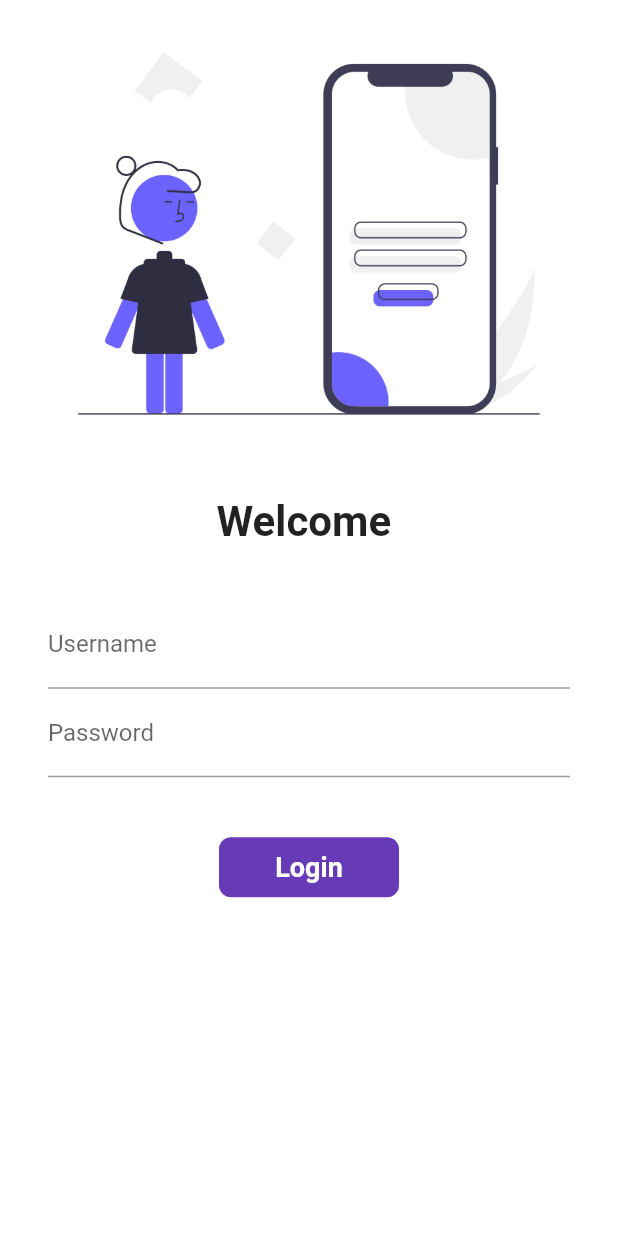
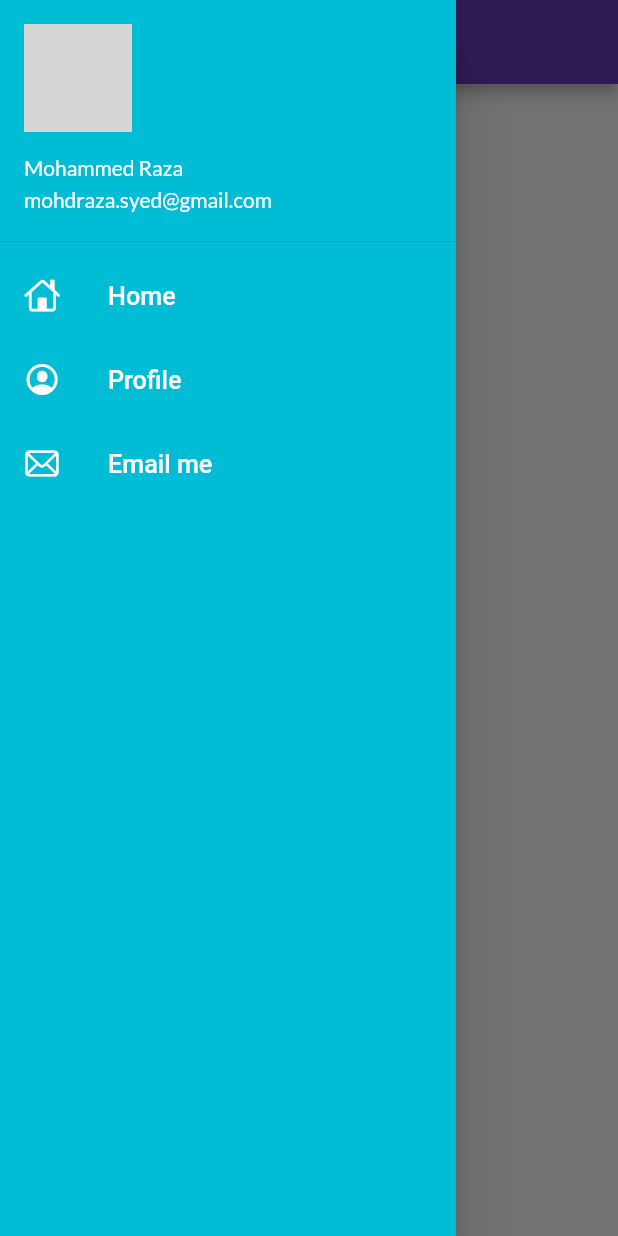
Before and after one commit to mohd-raza/Learning-Flutter, a Flutter app: the screen it shows after launch, with the side drawer open (before the commit the screen has no drawer), on a phone screen of 412 x 824 dp. Run offline on Flutter 3.47's test engine with Material 2 defaults, Android fonts, the phone set to English and light mode, and no system bars; our stand-ins replace google_fonts; network calls fail; grey boxes are pictures that could not be loaded.

Commit message:
6th Commit

```diff
--- a/lib/main.dart
+++ b/lib/main.dart
@@ -19,7 +19,7 @@ class MyApp extends StatelessWidget {
           primaryTextTheme: GoogleFonts.latoTextTheme()),
       debugShowCheckedModeBanner: false,
       darkTheme: ThemeData(brightness: Brightness.dark),
-      // initialRoute: "/home",
+      initialRoute: MyRoutes.homeRoute,
       routes: {
         "/": (context) => LoginPage(),
         MyRoutes.homeRoute: (context) => HomePage(),
--- a/lib/pages/home_page.dart
+++ b/lib/pages/home_page.dart
@@ -1,3 +1,4 @@
+import 'package:firstapp/widgets/drawer.dart';
 import 'package:flutter/material.dart';
 // ignore_for_file: prefer_const_constructors
 
@@ -16,7 +17,7 @@ class HomePage extends StatelessWidget {
       body: Center(
         child: Text("Welcome to $name app Day: $days"),
       ),
-      drawer: Drawer(),
+      drawer: MyDrawer(),
     );
   }
 }
--- /dev/null
+++ b/lib/widgets/drawer.dart
@@ -0,0 +1,68 @@
+import 'package:flutter/cupertino.dart';
+import 'package:flutter/material.dart';
+// ignore_for_file: prefer_const_constructors
+
+class MyDrawer extends StatelessWidget {
+  @override
+  Widget build(BuildContext context) {
+    final imageUrl = "https://avatars.githubusercontent.com/u/91888013?v=4";
+    return Drawer(
+      child: Container(
+        color: Colors.cyan,
+        child: ListView(
+          padding: EdgeInsets.zero,
+          children: [
+            DrawerHeader(
+                padding: EdgeInsets.zero,
+                child: UserAccountsDrawerHeader(
+                  decoration: BoxDecoration(color: Colors.cyan),
+                  margin: EdgeInsets.zero,
+                  accountName: Text(
+                    "Mohammed Raza",
+                    style: TextStyle(color: Colors.white),
+                  ),
+                  accountEmail: Text("mohdraza.syed@gmail.com",
+                      style: TextStyle(color: Colors.white)),
+                  currentAccountPicture: CircleAvatar(
+                    backgroundImage: NetworkImage(imageUrl),
+                  ),
+                )),
+            ListTile(
+              leading: Icon(
+                CupertinoIcons.home,
+                color: Colors.white,
+              ),
+              title: Text(
+                "Home",
+                textScaleFactor: 1.2,
+                style: TextStyle(color: Colors.white),
+              ),
+            ),
+            ListTile(
+              leading: Icon(
+                CupertinoIcons.profile_circled,
+                color: Colors.white,
+              ),
+              title: Text(
+                "Profile",
+                textScaleFactor: 1.2,
+                style: TextStyle(color: Colors.white),
+              ),
+            ),
+            ListTile(
+              leading: Icon(
+                CupertinoIcons.mail,
+                color: Colors.white,
+              ),
+              title: Text(
+                "Email me",
+                textScaleFactor: 1.2,
+                style: TextStyle(color: Colors.white),
+              ),
+            )
+          ],
+        ),
+      ),
+    );
+  }
+}
```
Also changed, not shown: lib/pages/login_page.dart (+41 -18 lines).
